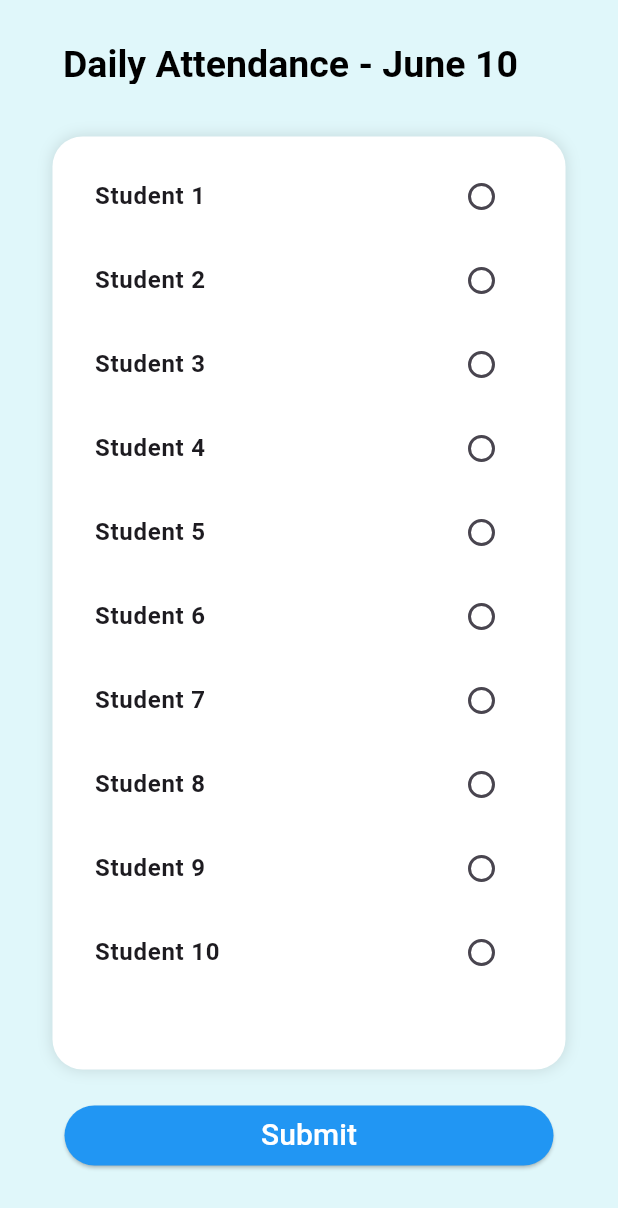
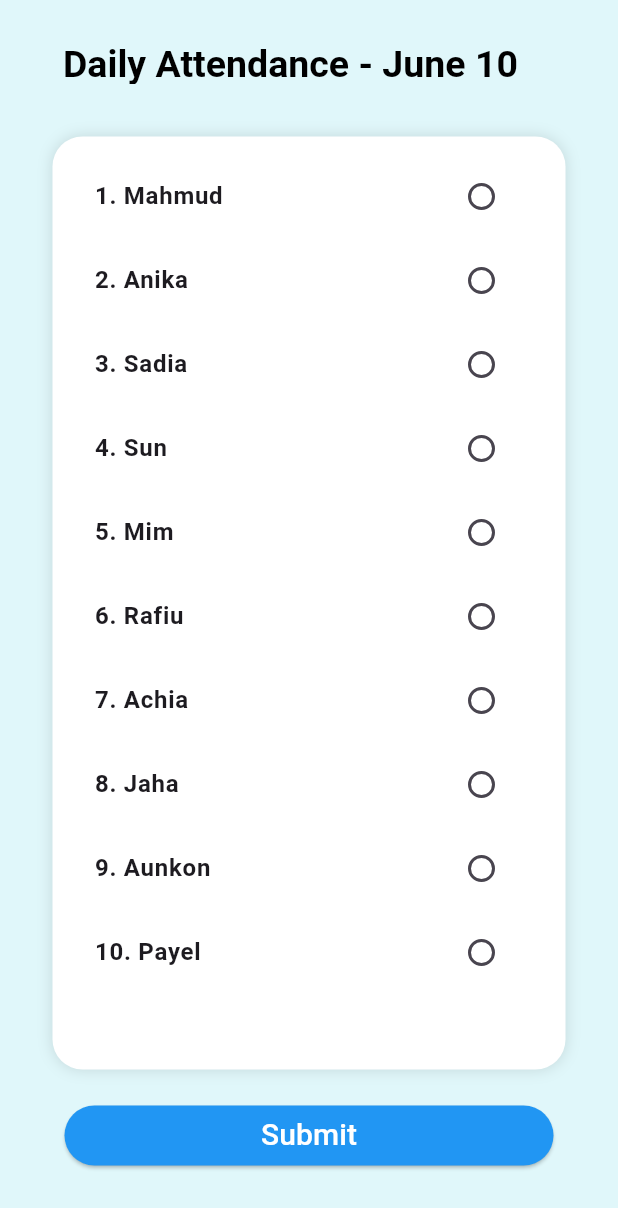
Before and after one commit to chaity-dev/attendance_tracker_app, a Flutter app: the screen it shows after launch, on a phone screen of 412 x 824 dp. Shown: the top 1208 px of the screen. Run offline on Flutter 3.47's test engine with Material 3 defaults, Android fonts, the phone set to English and light mode, and no system bars; our stand-ins replace percent_indicator.

Commit message:
Fixed issues

```diff
--- a/lib/models/student_model.dart
+++ b/lib/models/student_model.dart
@@ -1,6 +1,7 @@
 class Student {
+  final int id;
   String name;
   bool isPresent;
 
-  Student({required this.name, this.isPresent = false});
+  Student({required this.id, required this.name, this.isPresent = false});
 }
--- a/lib/providers/attendance_provider.dart
+++ b/lib/providers/attendance_provider.dart
@@ -4,10 +4,19 @@ import 'package:flutter/cupertino.dart';
 import '../models/student_model.dart';
 
 class AttendanceProvider extends ChangeNotifier {
-  final List<Student> students = List.generate(
-    10,
-    (index) => Student(name: 'Student ${index + 1}'),
-  );
+  final List<Student> students = [
+    Student(id: 1, name: 'Mahmud'),
+    Student(id: 2, name: 'Anika'),
+    Student(id: 3, name: 'Sadia'),
+    Student(id: 4, name: 'Sun'),
+    Student(id: 5, name: 'Mim'),
+    Student(id: 6, name: 'Rafiu'),
+    Student(id: 7, name: 'Achia'),
+    Student(id: 8, name: 'Jaha'),
+    Student(id: 9, name: 'Aunkon'),
+    Student(id: 10, name: 'Payel'),
+  ];
+
   void toggleAttendance(int index, bool value) {
     students[index].isPresent = value;
     notifyListeners();
--- a/lib/screens/attendance_screen.dart
+++ b/lib/screens/attendance_screen.dart
@@ -21,7 +21,7 @@ class _AttendanceScreenState extends State<AttendanceScreen> {
         backgroundColor: Colors.cyan.shade50,
         title: Padding(
           padding: const EdgeInsets.only(
-              top:30,
+              top: 30,
               left: 26),
 
           child: Text(
@@ -45,7 +45,11 @@ class _AttendanceScreenState extends State<AttendanceScreen> {
                 decoration: BoxDecoration(
                   color: Colors.white,
                   borderRadius: BorderRadius.circular(20),
-                  boxShadow: [BoxShadow(blurRadius: 8, color: Colors.black12)],
+                  boxShadow: [
+                    BoxShadow(
+                      blurRadius: 8,
+                      color: Colors.black12)
+                  ],
                 ),
 
                 child: ListView.builder(
@@ -57,7 +61,7 @@ class _AttendanceScreenState extends State<AttendanceScreen> {
                       activeColor: Colors.green,
                       checkboxShape: CircleBorder(),
                       title: Text(
-                        student.name,
+                        '${index + 1}. ${student.name}',
                         style: TextStyle(
                           fontSize: 16,
                           fontWeight: FontWeight.bold,
```
